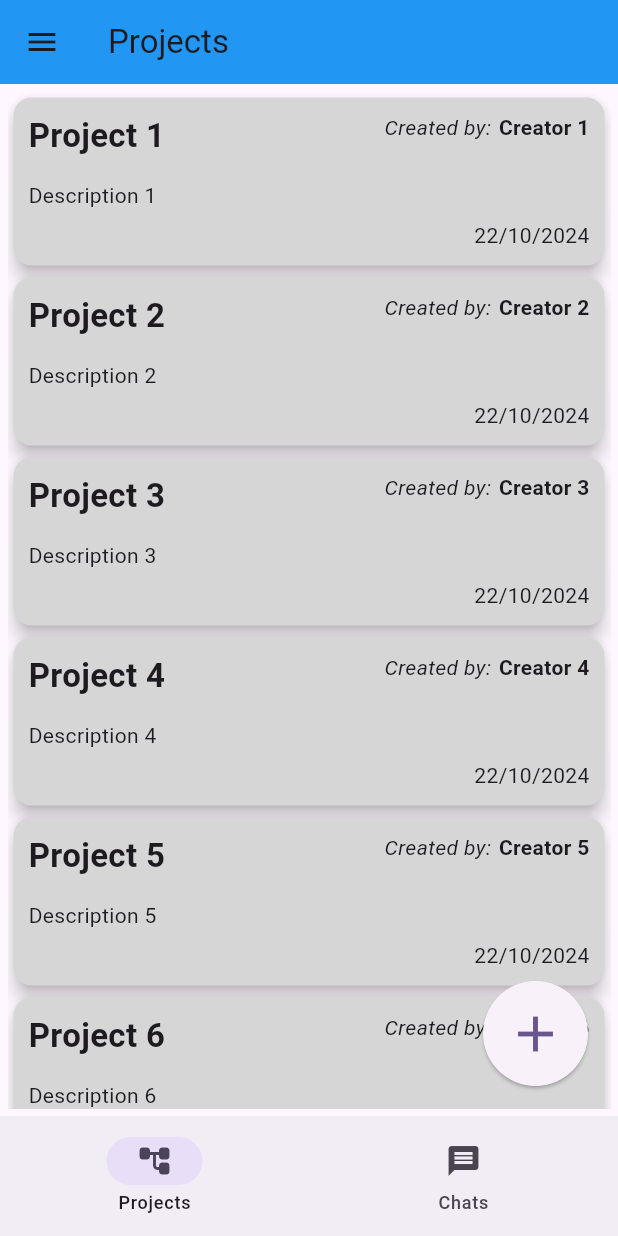
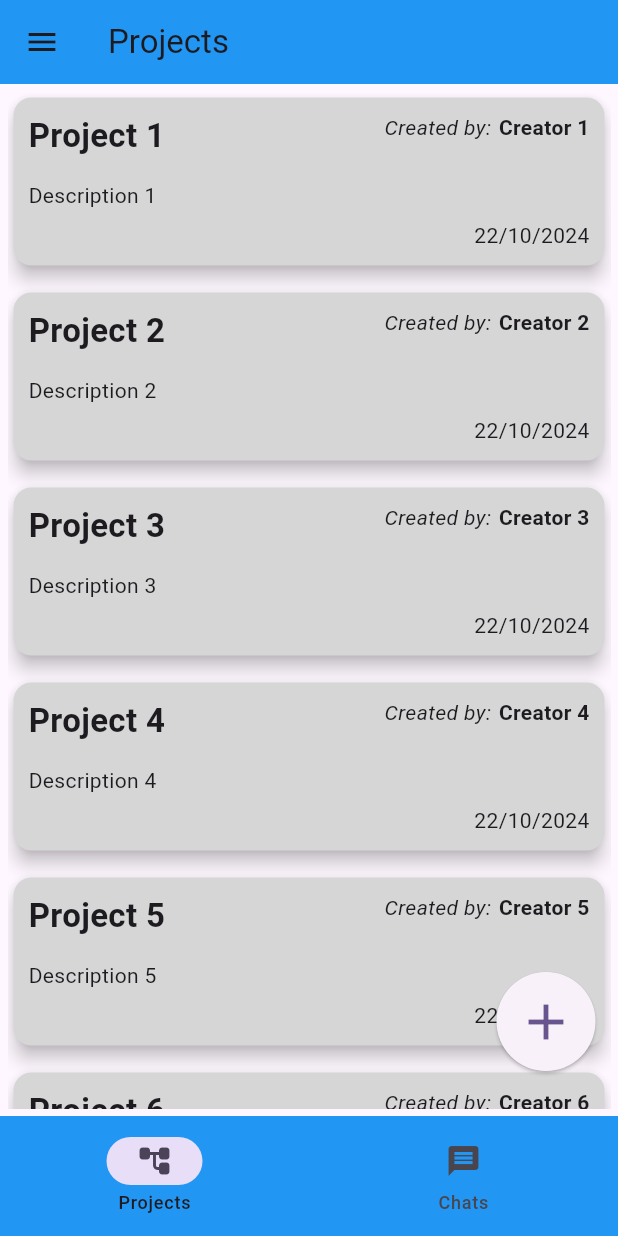
Before and after one commit to aleleotta/TeamVortex, a Flutter app: the ProjectsPage screen opened by its route, on a phone screen of 412 x 824 dp. Run offline on Flutter 3.47's test engine with Material 3 defaults, Android fonts, the phone set to English and light mode, and no system bars; our stand-ins replace cloud_firestore, firebase_auth, firebase_core; accounts and stored records are empty.

Commit message:
Changes: - ChatsView has been created. - A few bugs have been fixed.

```diff
--- /dev/null
+++ b/lib/viewmodels/chats_vm.dart
@@ -0,0 +1,5 @@
+import 'package:flutter/material.dart';
+
+class ChatsViewModel extends ChangeNotifier {
+
+}
--- /dev/null
+++ b/lib/viewmodels/nav_bar_vm.dart
@@ -0,0 +1,12 @@
+import 'package:flutter/material.dart';
+
+class NavBarViewModel extends ChangeNotifier {
+  int _selectedIndex = 0;
+
+  int get selectedIndex => _selectedIndex;
+
+  set selectedIndex(int value) {
+    _selectedIndex = value;
+    notifyListeners();
+  }
+}
--- a/lib/views/projects_page.dart
+++ b/lib/views/projects_page.dart
@@ -18,9 +18,7 @@ class ProjectsPage extends StatelessWidget {
   }
 
   Widget _projectsView(BuildContext context, double screenWidth, double screenHeight) {
-    return Stack(
-      children: <Widget>[
-        Scaffold(
+    return Scaffold(
       appBar: AppBar(
         title: const Text("Projects"),
         backgroundColor: Colors.blue,
@@ -29,7 +27,9 @@ class ProjectsPage extends StatelessWidget {
       drawer: drawerOptions(context),
       body: Padding(
         padding: const EdgeInsets.all(5),
-            child: Center(
+        child: Stack(
+          children: <Widget>[
+            Center(
               child: ListView(
                 children: <Widget>[
                   projectCard("Project 1", "Description 1", "Creator 1", DateTime.now().day, DateTime.now().month, DateTime.now().year),
@@ -42,28 +42,28 @@ class ProjectsPage extends StatelessWidget {
                   projectCard("Project 8", "Description 8", "Creator 8", DateTime.now().day, DateTime.now().month, DateTime.now().year),
                 ]
               ),
-            )
-          ),
-          bottomNavigationBar: navigationBar(context),
             ),
             Visibility(
               visible: context.watch<ProjectsViewModel>().showAddButton,
               child: Positioned(
-            right: 20,
-            bottom: 100,
+                right: 10,
+                bottom: 25,
                 child: ElevatedButton(
                   onPressed: () {
 
                   },
                   style: ElevatedButton.styleFrom(
                     shape: const CircleBorder(),
-                padding: const EdgeInsets.all(15),
+                    padding: const EdgeInsets.all(13),
                   ),
                   child: const Icon(Icons.add, size: 40),
                 )
               )
             ),
           ]
+        )
+      ),
+      bottomNavigationBar: navigationBar(context),
     );
   }
 
--- a/lib/views/widgets/inputs.dart
+++ b/lib/views/widgets/inputs.dart
@@ -1,5 +1,7 @@
 import 'package:flutter/material.dart';
+import 'package:provider/provider.dart';
 import 'package:teamvortex/models/entities/Project.dart';
+import 'package:teamvortex/viewmodels/nav_bar_vm.dart';
 
 Widget inputField(String? labelName, {bool isPassword = false, TextEditingController? controller, double maxWidth = 200}) {
   return SizedBox(
@@ -29,23 +31,19 @@ Text errorMessage(String message) {
 
 Drawer drawerOptions(BuildContext context) {
   return Drawer(
+    width: MediaQuery.of(context).size.width * 0.38,
     child: ListView(
       children: [
         ListTile(
-          title: const Text("Item 1"),
+          title: const Text("Settings"),
           onTap: () {
-            // Handle item 1 tap
-          },
-        ),
-        ListTile(
-          title: const Text("Item 2"),
-          onTap: () {
-            // Handle item 2 tap
           },
         ),
         ListTile(
           title: const Text("Logout"),
           onTap: () {
+            // User in auth should be logged out (null).
+            context.read<NavBarViewModel>().selectedIndex = 0;
             Navigator.pushReplacementNamed(context, "/welcomeView");
           },
         ),
@@ -56,6 +54,8 @@ Drawer drawerOptions(BuildContext context) {
 
 NavigationBar navigationBar(BuildContext context) {
   return NavigationBar(
+    backgroundColor: Colors.blue,
+    selectedIndex: context.watch<NavBarViewModel>().selectedIndex,
     destinations: const [
       NavigationDestination(
         icon: Icon(Icons.account_tree_rounded),
@@ -69,15 +69,18 @@ NavigationBar navigationBar(BuildContext context) {
     onDestinationSelected: (int index) {
       if (index == 0) {
         Navigator.pushReplacementNamed(context, "/projectsView");
-      } /*else if (index == 1) {
+      } else if (index == 1) {
         Navigator.pushReplacementNamed(context, "/chatsView");
-      }*/
+      }
+      context.read<NavBarViewModel>().selectedIndex = index;
     },
   );
 }
 
 Widget projectCard(String title, String description, String creatorRef, int day, int month, int year) {
-  return SizedBox(
+  return Column(
+    children: <SizedBox>[
+      SizedBox(
         height: 120,
         child: Card(
           color: Colors.grey[350],
@@ -133,5 +136,8 @@ Widget projectCard(String title, String description, String creatorRef, int day,
             ],
           )
         ),
+      ),
+      const SizedBox(height: 10)
+    ]
   );
 }
```
Also changed, not shown: lib/main.dart (+8 -2 lines), lib/views/chats_view.dart (added, +53 -0 lines). Lines whose indentation alone changed are shown as unchanged.
